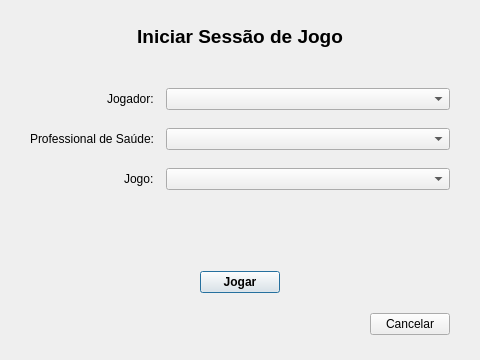
This is resources/ui/playergamelaunchview.ui in luisEduardoBet/T-TEA2.0 as Qt 5 draws it before an edit. The edited form follows.
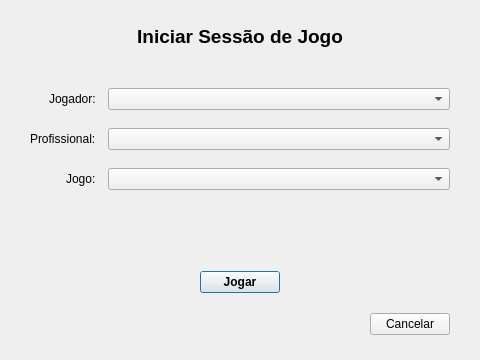
This is the edited form. Icons and pictures are not drawn.

Commit message: Removendo "Health" de "Professional" e derivados

The edit to the form file:
```diff
--- a/resources/ui/playergamelaunchview.ui
+++ b/resources/ui/playergamelaunchview.ui
@@ -121,7 +121,7 @@
         </font>
        </property>
        <property name="text">
-        <string>Professional de Saúde:</string>
+        <string>Profissional:</string>
        </property>
       </widget>
      </item>
```
The commit also changes 33 other files.
